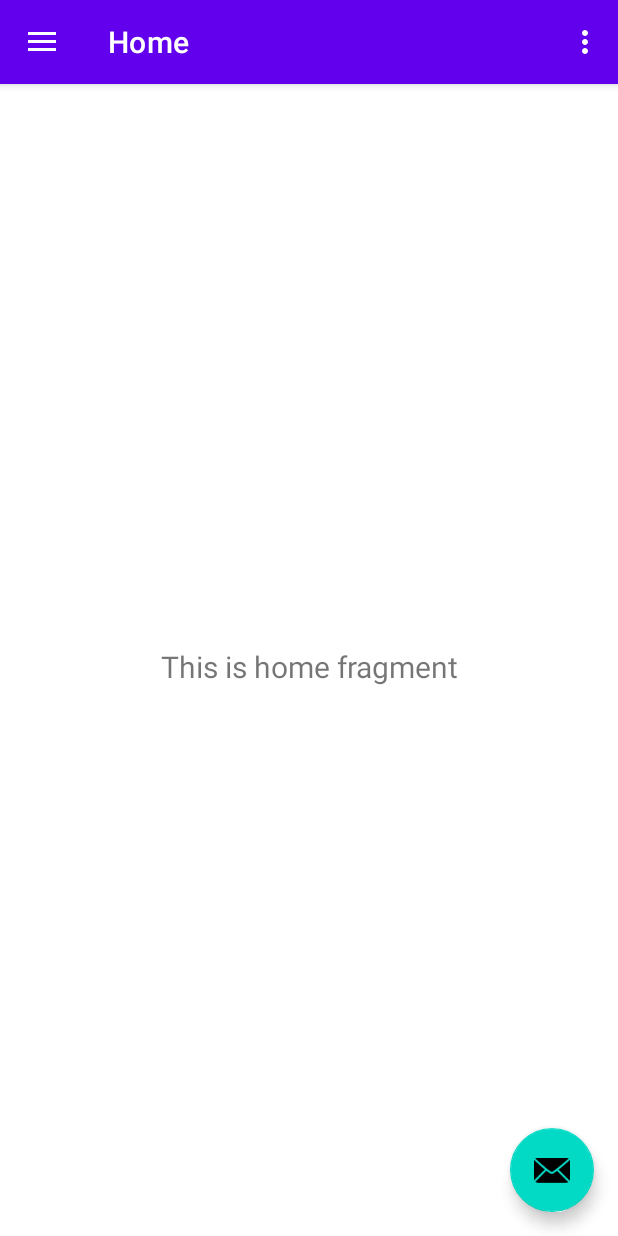
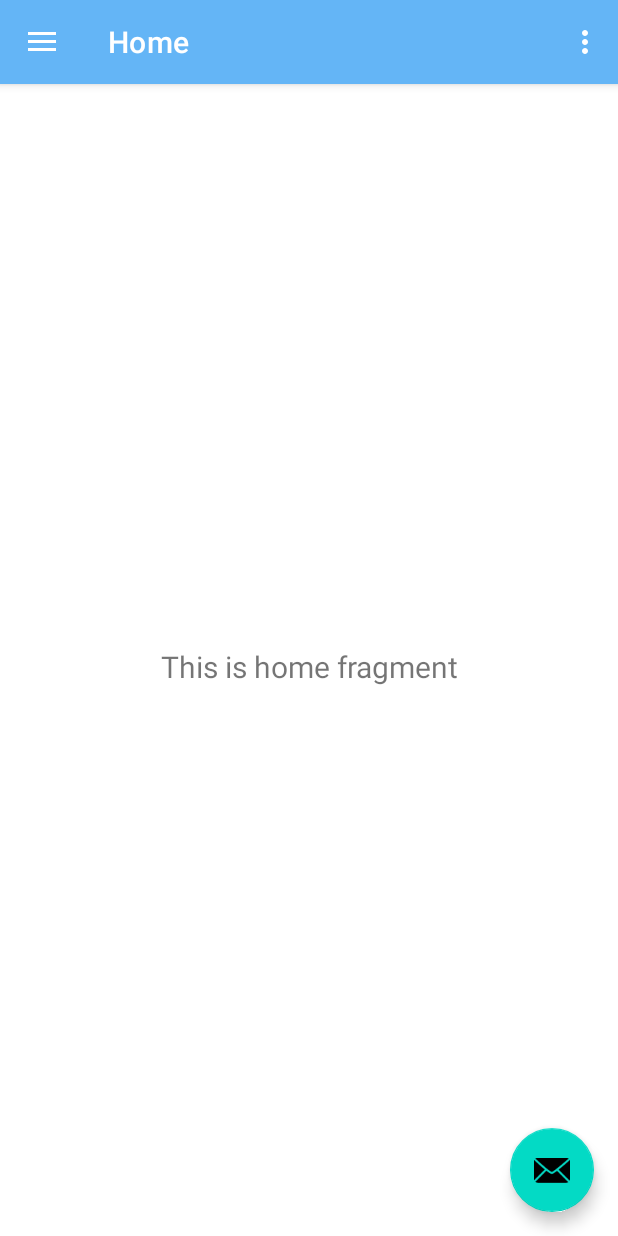
Before and after one commit to FrancoAMR/Major-Cascanueces, an Android app: the screen it shows after launch (MainActivity), on a phone screen of 412 x 824 dp. Run offline under Robolectric (Android 15) with nearby library versions, the phone set to English and light mode, and no system bars; our stand-ins replace navigation-ui.

Commit message:
Cambio de colores y temas

```diff
--- a/PSA/app/src/main/res/values-night/themes.xml
+++ b/PSA/app/src/main/res/values-night/themes.xml
@@ -2,15 +2,18 @@
     <!-- Base application theme. -->
     <style name="Theme.PSA" parent="Theme.MaterialComponents.DayNight.DarkActionBar">
         <!-- Primary brand color. -->
-        <item name="colorPrimary">@color/purple_200</item>
-        <item name="colorPrimaryVariant">@color/purple_700</item>
-        <item name="colorOnPrimary">@color/black</item>
-        <!-- Secondary brand color. -->
+        <item name="colorPrimary">@color/blue_700</item>
+        <item name="colorPrimaryVariant">@color/blue_900</item>
+        <item name="colorOnPrimary">@color/white</item>
+
+        <!-- Secondary brand color (teal). -->
         <item name="colorSecondary">@color/teal_200</item>
-        <item name="colorSecondaryVariant">@color/teal_200</item>
+        <item name="colorSecondaryVariant">@color/teal_700</item>
         <item name="colorOnSecondary">@color/black</item>
+
         <!-- Status bar color. -->
         <item name="android:statusBarColor">?attr/colorPrimaryVariant</item>
+
         <!-- Customize your theme here. -->
     </style>
 </resources>
--- a/PSA/app/src/main/res/values/colors.xml
+++ b/PSA/app/src/main/res/values/colors.xml
@@ -7,4 +7,14 @@
     <color name="teal_700">#FF018786</color>
     <color name="black">#FF000000</color>
     <color name="white">#FFFFFFFF</color>
+    <color name="blue_50">#FFE3F2FD</color>
+    <color name="blue_100">#FFBBDEFB</color>
+    <color name="blue_200">#FF90CAF9</color>
+    <color name="blue_300">#FF64B5F6</color>
+    <color name="blue_400">#FF42A5F5</color>
+    <color name="blue_500">#FF2196F3</color>
+    <color name="blue_600">#FF1E88E5</color>
+    <color name="blue_700">#FF1976D2</color>
+    <color name="blue_800">#FF1565C0</color>
+    <color name="blue_900">#FF0D47A1</color>
 </resources>
--- a/PSA/app/src/main/res/values/themes.xml
+++ b/PSA/app/src/main/res/values/themes.xml
@@ -1,16 +1,19 @@
 <resources xmlns:tools="http://schemas.android.com/tools">
     <!-- Base application theme. -->
     <style name="Theme.PSA" parent="Theme.MaterialComponents.DayNight.DarkActionBar">
-        <!-- Primary brand color. -->
-        <item name="colorPrimary">@color/purple_500</item>
-        <item name="colorPrimaryVariant">@color/purple_700</item>
+        <!-- Primary brand color (blue). -->
+        <item name="colorPrimary">@color/blue_300</item>
+        <item name="colorPrimaryVariant">@color/blue_500</item>
         <item name="colorOnPrimary">@color/white</item>
-        <!-- Secondary brand color. -->
+
+        <!-- Secondary brand color (teal). -->
         <item name="colorSecondary">@color/teal_200</item>
         <item name="colorSecondaryVariant">@color/teal_700</item>
         <item name="colorOnSecondary">@color/black</item>
+
         <!-- Status bar color. -->
         <item name="android:statusBarColor">?attr/colorPrimaryVariant</item>
+
         <!-- Customize your theme here. -->
     </style>
 
```
